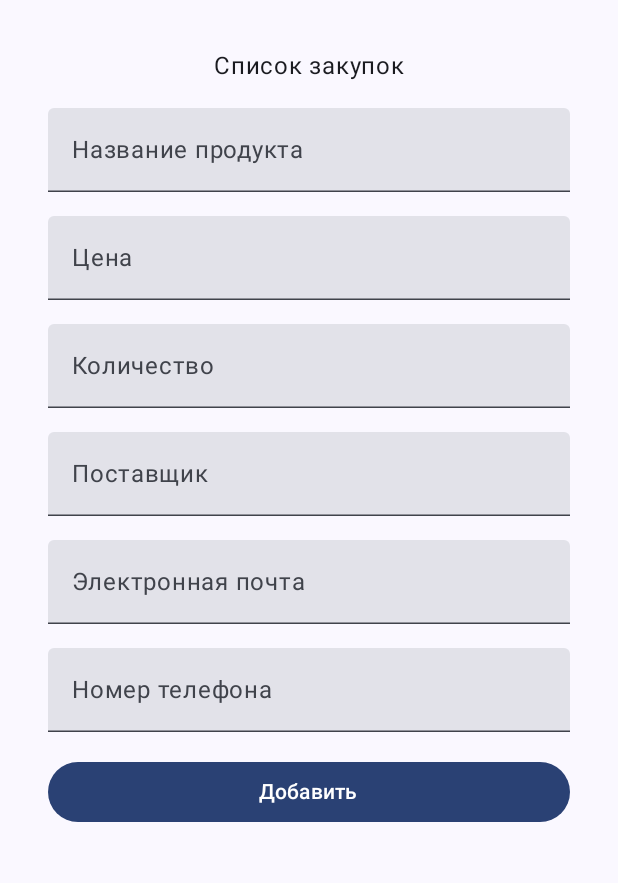
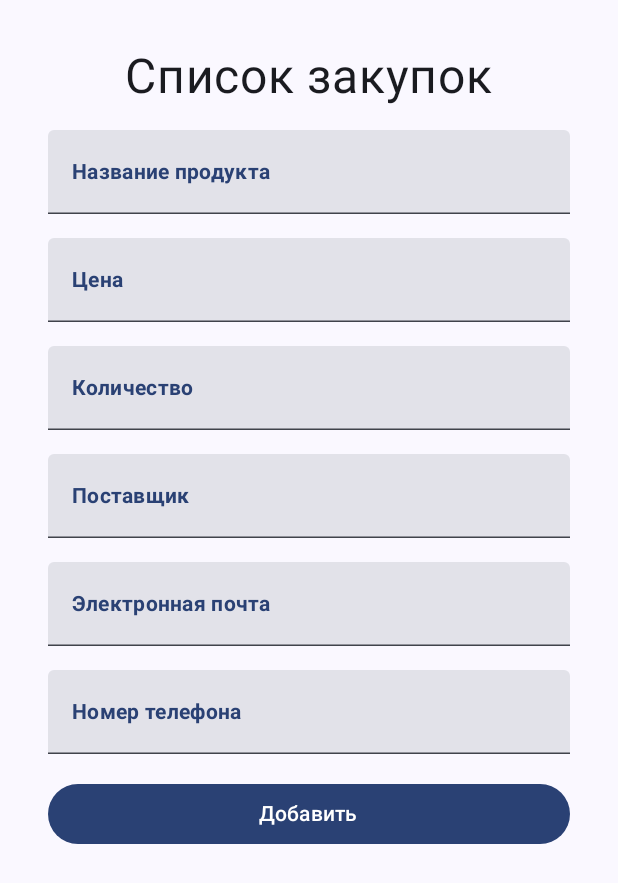
Before and after one commit to K4346/SupplierStock, an Android app built with Jetpack Compose: the ProductInfoScreen screen opened through its navigation route, on a phone screen of 412 x 824 dp. Shown: the top 883 px of the screen. Run offline under Robolectric (Android 15) with nearby library versions, the phone set to English and light mode, and no system bars; our stand-ins replace Room's generated code.

Commit message:
-Улучшил ui

```diff
--- a/app/src/main/java/com/example/supplierstock/ui/composable/TextFields.kt
+++ b/app/src/main/java/com/example/supplierstock/ui/composable/TextFields.kt
@@ -4,10 +4,12 @@ import androidx.compose.foundation.layout.fillMaxWidth
 import androidx.compose.foundation.layout.padding
 import androidx.compose.foundation.text.KeyboardOptions
 import androidx.compose.material3.ExperimentalMaterial3Api
+import androidx.compose.material3.MaterialTheme
 import androidx.compose.material3.Text
 import androidx.compose.material3.TextField
 import androidx.compose.runtime.Composable
 import androidx.compose.ui.Modifier
+import androidx.compose.ui.text.font.FontWeight
 import androidx.compose.ui.text.input.KeyboardType
 import androidx.compose.ui.unit.dp
 
@@ -23,7 +25,15 @@ fun ProductInfoBasicTextField(
     TextField(
         value = value,
         onValueChange = { onValueChange(it) },
-        label = { Text(label) },
+        label = {
+            Text(
+                text = label,
+                style = MaterialTheme.typography.bodyMedium.copy(
+                    fontWeight = FontWeight.Bold,
+                    color = MaterialTheme.colorScheme.primary
+                )
+            )
+        },
         singleLine = true,
         modifier = modifier
             .fillMaxWidth()
--- a/app/src/main/java/com/example/supplierstock/ui/screens/product_info/ProductInfoScreen.kt
+++ b/app/src/main/java/com/example/supplierstock/ui/screens/product_info/ProductInfoScreen.kt
@@ -1,6 +1,5 @@
 package com.example.supplierstock.ui.screens.product_info
 
-import android.graphics.drawable.VectorDrawable
 import android.util.Log
 import androidx.compose.foundation.layout.Column
 import androidx.compose.foundation.layout.fillMaxSize
@@ -11,12 +10,10 @@ import androidx.compose.foundation.rememberScrollState
 import androidx.compose.foundation.text.KeyboardOptions
 import androidx.compose.foundation.verticalScroll
 import androidx.compose.material.icons.Icons
-import androidx.compose.material.icons.filled.Email
 import androidx.compose.material.icons.filled.Share
 import androidx.compose.material3.Button
 import androidx.compose.material3.ExperimentalMaterial3Api
 import androidx.compose.material3.Icon
-import androidx.compose.material3.IconButton
 import androidx.compose.material3.Scaffold
 import androidx.compose.material3.SnackbarDuration
 import androidx.compose.material3.SnackbarHost
@@ -32,17 +29,16 @@ import androidx.compose.ui.ExperimentalComposeUiApi
 import androidx.compose.ui.Modifier
 import androidx.compose.ui.platform.LocalContext
 import androidx.compose.ui.platform.LocalSoftwareKeyboardController
-import androidx.compose.ui.res.painterResource
 import androidx.compose.ui.res.stringResource
 import androidx.compose.ui.text.input.KeyboardType
 import androidx.compose.ui.unit.dp
+import androidx.compose.ui.unit.sp
 import androidx.lifecycle.compose.collectAsStateWithLifecycle
 import androidx.lifecycle.viewmodel.compose.viewModel
 import androidx.navigation.NavHostController
 import com.example.supplierstock.R
 import com.example.supplierstock.extensions.getActivity
 import com.example.supplierstock.ui.composable.ProductInfoBasicTextField
-import com.example.supplierstock.ui.screens.stock_list.goToAddNewProductScreen
 
 @OptIn(ExperimentalMaterial3Api::class, ExperimentalComposeUiApi::class)
 @Composable
@@ -106,6 +102,7 @@ fun ProductInfoScreen(
         ) {
             Text(
                 text = stringResource(R.string.list_product),
+                fontSize = 32.sp,
                 modifier = Modifier.padding(8.dp)
             )
             ProductInfoBasicTextField(
@@ -173,7 +170,7 @@ fun ProductInfoScreen(
                     },
                     modifier = Modifier
                         .fillMaxWidth()
-                        .padding(8.dp)
+                        .padding(12.dp)
                         .padding(horizontal = 8.dp)
                 ) {
                     Text(text = stringResource(R.string.remove))
@@ -183,7 +180,7 @@ fun ProductInfoScreen(
                 val activityContext = LocalContext.current.getActivity()
                 Button(onClick = { viewModel.shareData(activityContext) }) {
                     Icon(
-                        imageVector  = Icons.Filled.Share,
+                        imageVector = Icons.Filled.Share,
                         modifier = Modifier.size(16.dp),
                         contentDescription = stringResource(id = R.string.share)
                     )
--- a/app/src/main/java/com/example/supplierstock/ui/screens/stock_list/StockListScreen.kt
+++ b/app/src/main/java/com/example/supplierstock/ui/screens/stock_list/StockListScreen.kt
@@ -1,6 +1,5 @@
 package com.example.supplierstock.ui.screens.stock_list
 
-import androidx.compose.foundation.Image
 import androidx.compose.foundation.layout.Column
 import androidx.compose.foundation.layout.fillMaxHeight
 import androidx.compose.foundation.layout.fillMaxWidth
@@ -8,8 +7,6 @@ import androidx.compose.foundation.layout.padding
 import androidx.compose.foundation.layout.size
 import androidx.compose.foundation.lazy.LazyColumn
 import androidx.compose.foundation.lazy.items
-import androidx.compose.material.icons.Icons
-import androidx.compose.material.icons.filled.Email
 import androidx.compose.material3.Card
 import androidx.compose.material3.CardDefaults
 import androidx.compose.material3.ExperimentalMaterial3Api
@@ -19,7 +16,6 @@ import androidx.compose.material3.Text
 import androidx.compose.runtime.Composable
 import androidx.compose.ui.Alignment
 import androidx.compose.ui.Modifier
-import androidx.compose.ui.graphics.painter.Painter
 import androidx.compose.ui.res.painterResource
 import androidx.compose.ui.res.stringResource
 import androidx.compose.ui.unit.dp
@@ -40,7 +36,8 @@ fun SupplierStockScreen(
         modifier =
         Modifier
             .fillMaxWidth()
-            .fillMaxHeight(),
+            .fillMaxHeight()
+            .padding(8.dp),
         horizontalAlignment = Alignment.CenterHorizontally
     ) {
 
```
